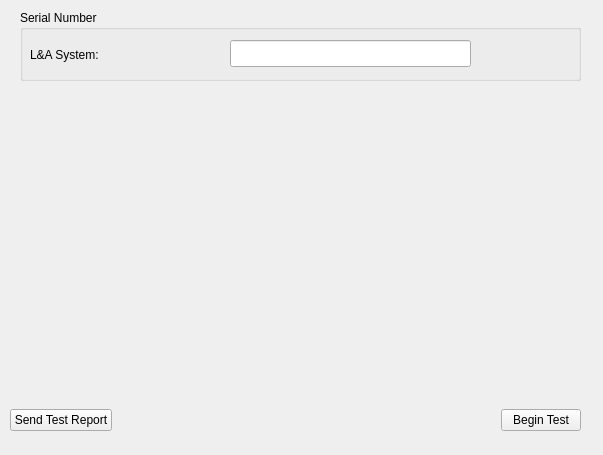
The window that ServiceSW/Master/Components/DiagnosticsManufacturing/Forms/LaSystemManufacturing.ui (Liyezhong/Master) describes before a commit, drawn with Qt 5.
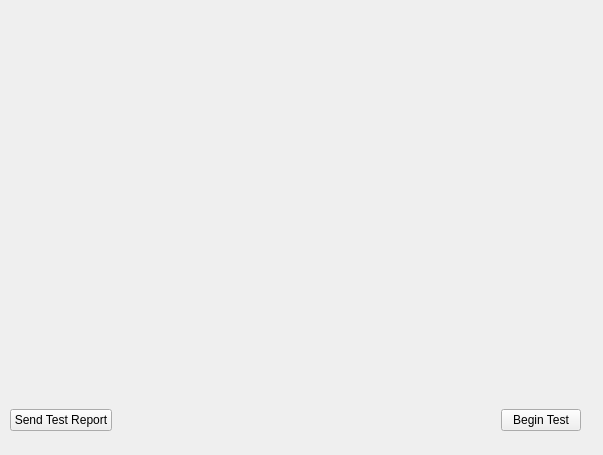
The same window after the commit. Custom widgets are drawn as their Qt base class.

Commit message: M:Update UI of LaSystem

```diff
--- a/ServiceSW/Master/Components/DiagnosticsManufacturing/Forms/LaSystemManufacturing.ui
+++ b/ServiceSW/Master/Components/DiagnosticsManufacturing/Forms/LaSystemManufacturing.ui
@@ -13,59 +13,11 @@
   <property name="windowTitle">
    <string>Form</string>
   </property>
-  <widget class="QGroupBox" name="groupBox">
-   <property name="geometry">
-    <rect>
-     <x>20</x>
-     <y>10</y>
-     <width>561</width>
-     <height>71</height>
-    </rect>
-   </property>
-   <property name="locale">
-    <locale language="English" country="UnitedStates"/>
-   </property>
-   <property name="title">
-    <string>Serial Number</string>
-   </property>
-   <property name="alignment">
-    <set>Qt::AlignLeading|Qt::AlignLeft|Qt::AlignTop</set>
-   </property>
-   <property name="flat">
-    <bool>true</bool>
-   </property>
-   <property name="checkable">
-    <bool>false</bool>
-   </property>
-   <widget class="QLineEdit" name="laSNEdit">
-    <property name="geometry">
-     <rect>
-      <x>210</x>
-      <y>30</y>
-      <width>241</width>
-      <height>27</height>
-     </rect>
-    </property>
-   </widget>
-   <widget class="QLabel" name="label">
-    <property name="geometry">
-     <rect>
-      <x>10</x>
-      <y>31</y>
-      <width>91</width>
-      <height>27</height>
-     </rect>
-    </property>
-    <property name="text">
-     <string>L&amp;A System:</string>
-    </property>
-   </widget>
-  </widget>
   <widget class="MainMenu::CScrollTable" name="widget" native="true">
    <property name="geometry">
     <rect>
      <x>20</x>
-     <y>130</y>
+     <y>70</y>
      <width>561</width>
      <height>111</height>
     </rect>
```
The commit also changes 3 other files.
